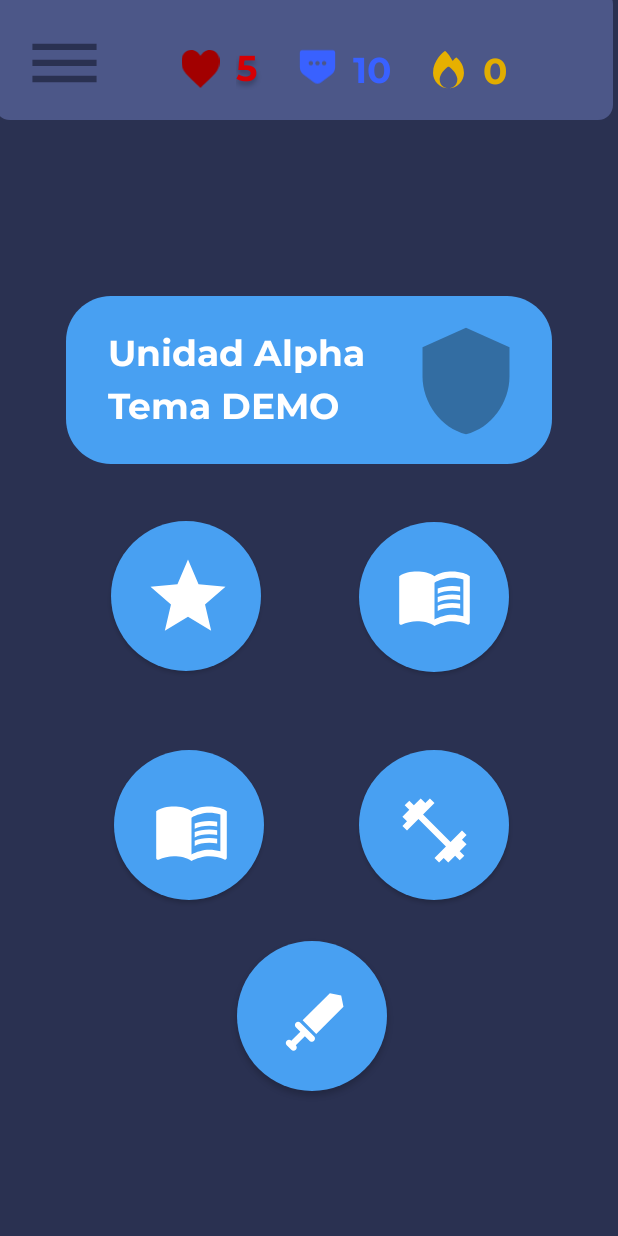
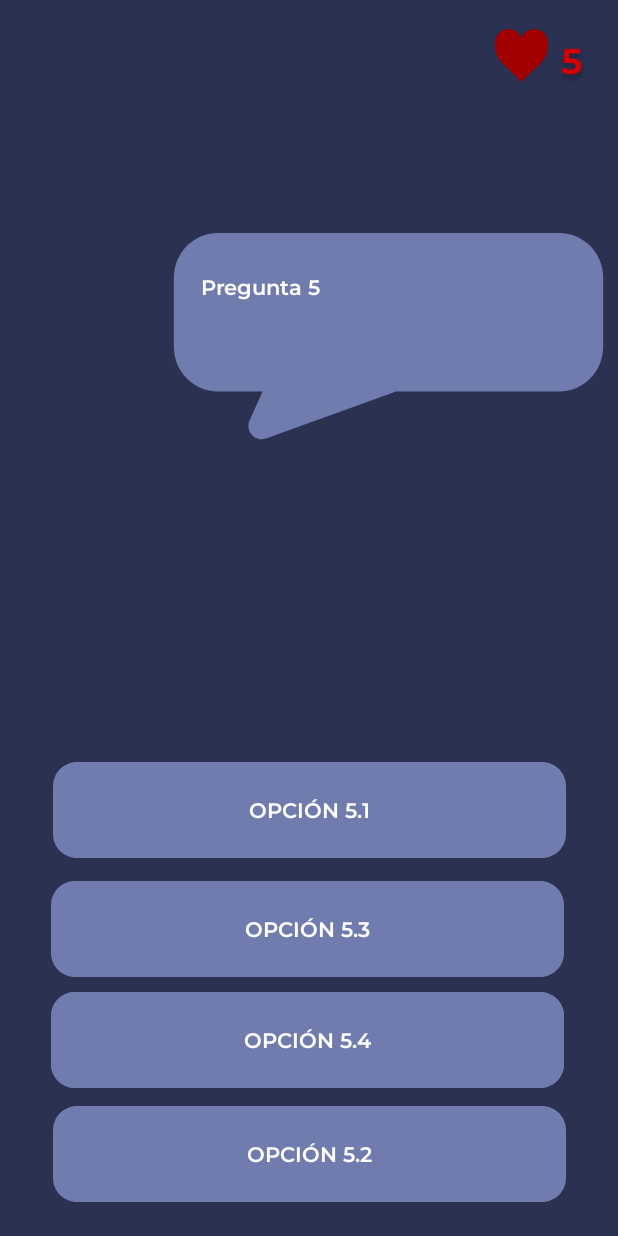
Before and after one commit to PepeDev26/NetKnights-Learning, an Android app built with Jetpack Compose: the screen it shows after launch (MainActivity before the commit, ActividadEstrella after it), after a tap on an icon or button, on a phone screen of 412 x 824 dp. Run offline under Robolectric (Android 15) with nearby library versions, the phone set to English and light mode, and no system bars.

Commit message:
Parte estrella ya funcional

```diff
--- a/app/build.gradle.kts
+++ b/app/build.gradle.kts
@@ -59,6 +59,10 @@ dependencies {
     implementation(libs.androidx.ui.graphics)
     implementation(libs.androidx.ui.tooling.preview)
     implementation(libs.androidx.material3)
+    implementation(libs.androidx.appcompat)
+    implementation(libs.material)
+    implementation(libs.androidx.activity)
+    implementation(libs.androidx.constraintlayout)
     testImplementation(libs.junit)
     androidTestImplementation(libs.androidx.junit)
     androidTestImplementation(libs.androidx.espresso.core)
--- a/app/src/main/java/com/pepedev26/netknightslearning/ActividadEstrella.kt
+++ b/app/src/main/java/com/pepedev26/netknightslearning/ActividadEstrella.kt
@@ -1,29 +1,68 @@
 package com.pepedev26.netknightslearning
 
-class ActividadEstrella {
-    val preguntas = listOf(
-        Pregunta("¿Cuál es la capital de Francia?", listOf("París", "Londres", "Madrid"), 0),
-        Pregunta("¿Cuál es el resultado de 2+2?", listOf("3", "4", "5"), 1),
-        Pregunta("¿Cuál es el océano más grande?", listOf("Atlántico", "Índico", "Pacífico"), 2)
-    )
-    var indicePregunta = 0
-    var vidas = 3
-    var puntos = 0
+import android.os.Bundle
+import android.widget.Button
+import android.widget.TextView
+import android.widget.Toast
+import androidx.activity.ComponentActivity
 
-    fun iniciarJuego() {
-        // Lógica del juego
+class ActividadEstrella : ComponentActivity() {
+
+    private val questionsAndOptions = listOf(
+        Pair("Pregunta 1", listOf("Opción 1.1", "Opción 1.2", "Opción 1.3", "Opción 1.4")),
+        Pair("Pregunta 2", listOf("Opción 2.1", "Opción 2.2", "Opción 2.3", "Opción 2.4")),
+        Pair("Pregunta 3", listOf("Opción 3.1", "Opción 3.2", "Opción 3.3", "Opción 3.4")),
+        Pair("Pregunta 4", listOf("Opción 4.1", "Opción 4.2", "Opción 4.3", "Opción 4.4")),
+        Pair("Pregunta 5", listOf("Opción 5.1", "Opción 5.2", "Opción 5.3", "Opción 5.4"))
+    ).shuffled()
+
+    private val correctAnswers = listOf(0, 1, 2, 3, 0) // Índices de las respuestas correctas
+
+    private var currentQuestionIndex = 0
+    private var currentOptions = listOf<Pair<String, Int>>()
+    private var lives = 3
+
+    override fun onCreate(savedInstanceState: Bundle?) {
+        super.onCreate(savedInstanceState)
+        setContentView(R.layout.actividad_estrella)
+
+        showQuestion()
+
+        findViewById<Button>(R.id.optionButton1).setOnClickListener { checkAnswer(0) }
+        findViewById<Button>(R.id.optionButton2).setOnClickListener { checkAnswer(1) }
+        findViewById<Button>(R.id.optionButton3).setOnClickListener { checkAnswer(2) }
+        findViewById<Button>(R.id.optionButton4).setOnClickListener { checkAnswer(3) }
     }
 
-    fun responder(respuestaUsuario: Int) {
-        val preguntaActual = preguntas[indicePregunta]
-        if (respuestaUsuario == preguntaActual.respuestaCorrecta) {
-            puntos += 10
-            indicePregunta++
-        } else {
-            vidas--
-        }
-        iniciarJuego()
+    private fun showQuestion() {
+        val (question, options) = questionsAndOptions[currentQuestionIndex]
+        findViewById<TextView>(R.id.questionTextView).text = question
+        currentOptions = options.mapIndexed { index, option -> option to index }.shuffled()
+        findViewById<Button>(R.id.optionButton1).text = currentOptions[0].first
+        findViewById<Button>(R.id.optionButton2).text = currentOptions[1].first
+        findViewById<Button>(R.id.optionButton3).text = currentOptions[2].first
+        findViewById<Button>(R.id.optionButton4).text = currentOptions[3].first
     }
 
-    data class Pregunta(val texto: String, val respuestas: List<String>, val respuestaCorrecta: Int)
+    private fun checkAnswer(selectedOptionIndex: Int) {
+        val correctOptionIndex = correctAnswers[currentQuestionIndex]
+        if (currentOptions[selectedOptionIndex].second == correctOptionIndex) {
+            Toast.makeText(this, "Correcto!", Toast.LENGTH_SHORT).show()
+        } else {
+            Toast.makeText(this, "Incorrecto!", Toast.LENGTH_SHORT).show()
+            lives--
+            updateLivesIndicator()
+        }
+
+        currentQuestionIndex++
+        if (currentQuestionIndex < questionsAndOptions.size) {
+            showQuestion()
+        } else {
+            Toast.makeText(this, "Has completado todas las preguntas!", Toast.LENGTH_LONG).show()
+        }
+    }
+
+    private fun updateLivesIndicator() {
+        findViewById<TextView>(R.id.indicadorVidas).text = lives.toString()
+    }
 }
--- a/app/src/main/java/com/pepedev26/netknightslearning/MainActivity.kt
+++ b/app/src/main/java/com/pepedev26/netknightslearning/MainActivity.kt
@@ -1,5 +1,6 @@
 package com.pepedev26.netknightslearning
 
+import android.content.Intent
 import android.os.Bundle
 import android.view.LayoutInflater
 import android.widget.Button
@@ -24,11 +25,9 @@ class MainActivity : ComponentActivity() {
                     AndroidView(
                         factory = { context ->
                             LayoutInflater.from(context).inflate(R.layout.menu_principal, null).apply {
-                                findViewById<Button>(R.id.button0).setOnClickListener {
-                                    Toast.makeText(context, "Botón 0 presionado", Toast.LENGTH_SHORT).show()
-                                }
                                 findViewById<Button>(R.id.button1).setOnClickListener {
-                                    Toast.makeText(context, "Botón 1 presionado", Toast.LENGTH_SHORT).show()
+                                    val intent = Intent(context, ActividadEstrella::class.java)
+                                    context.startActivity(intent)
                                 }
                                 findViewById<Button>(R.id.button2).setOnClickListener {
                                     Toast.makeText(context, "Botón 2 presionado", Toast.LENGTH_SHORT).show()
--- a/app/src/main/res/layout/actividad_estrella.xml
+++ b/app/src/main/res/layout/actividad_estrella.xml
@@ -21,21 +21,9 @@
         android:background="@drawable/boton_rectangular"
         android:elevation="4dp" />
 
-    <TextView
-        android:id="@+id/contrase_a3"
-        android:layout_width="275dp"
-        android:layout_height="37dp"
-        android:layout_alignParentLeft="true"
-        android:layout_alignParentTop="true"
-        android:layout_marginLeft="67dp"
-        android:layout_marginTop="681dp"
-        android:elevation="15dp"
-        android:gravity="center_horizontal|top"
-        android:text="@string/contrase_a1"
-        android:textAppearance="@style/contrase_a1" />
 
     <Button
-        android:id="@+id/rectangle_2"
+        android:id="@+id/optionButton3"
         android:layout_width="342dp"
         android:layout_height="64dp"
         android:layout_alignParentLeft="true"
@@ -43,23 +31,26 @@
         android:layout_marginLeft="34dp"
         android:layout_marginTop="661dp"
         android:background="@drawable/boton_rectangular"
-        android:elevation="4dp" />
+        android:elevation="4dp"
+        android:fontFamily="@font/montserrat_semibold"
+        android:textColor="#ffffff"/>
+    />
 
-    <TextView
-        android:id="@+id/contrase_a2"
-        android:layout_width="275dp"
-        android:layout_height="37dp"
+    <Button
+        android:id="@+id/optionButton4"
+        android:layout_width="342dp"
+        android:layout_height="64dp"
         android:layout_alignParentLeft="true"
         android:layout_alignParentTop="true"
-        android:layout_marginLeft="67dp"
-        android:layout_marginTop="681dp"
-        android:elevation="15dp"
-        android:gravity="center_horizontal|top"
-        android:text="@string/contrase_a1"
-        android:textAppearance="@style/contrase_a1" />
+        android:layout_marginLeft="35dp"
+        android:layout_marginTop="737dp"
+        android:background="@drawable/boton_rectangular"
+        android:elevation="4dp"
+        android:fontFamily="@font/montserrat_semibold"
+        android:textColor="#ffffff"/>
 
     <Button
-        android:id="@+id/rectangle_"
+        android:id="@+id/optionButton2"
         android:layout_width="342dp"
         android:layout_height="64dp"
         android:layout_alignParentLeft="true"
@@ -67,20 +58,9 @@
         android:layout_marginLeft="34dp"
         android:layout_marginTop="587dp"
         android:background="@drawable/boton_rectangular"
-        android:elevation="4dp" />
-
-    <TextView
-        android:id="@+id/contrase_a"
-        android:layout_width="275dp"
-        android:layout_height="37dp"
-        android:layout_alignParentLeft="true"
-        android:layout_alignParentTop="true"
-        android:layout_marginLeft="67dp"
-        android:layout_marginTop="607dp"
-        android:elevation="15dp"
-        android:gravity="center_horizontal|top"
-        android:text="@string/contrase_a1"
-        android:textAppearance="@style/contrase_a1" />
+        android:elevation="4dp"
+        android:fontFamily="@font/montserrat_semibold"
+        android:textColor="#ffffff"/>
 
     <View
     android:id="@+id/vector"
@@ -120,7 +100,7 @@
 
     <!-- Auto layout, variables, and unit scale are not yet supported -->
     <Button
-        android:id="@+id/rectangle_6"
+        android:id="@+id/optionButton1"
         android:layout_width="342dp"
         android:layout_height="64dp"
         android:layout_alignParentLeft="true"
@@ -128,22 +108,24 @@
         android:layout_marginLeft="35dp"
         android:layout_marginTop="508dp"
         android:background="@drawable/boton_rectangular"
-        android:elevation="4dp" />
+        android:elevation="4dp"
+        android:fontFamily="@font/montserrat_semibold"
+        android:textColor="#ffffff"/>
 
     <!-- Auto layout, variables, and unit scale are not yet supported -->
+
     <TextView
-        android:id="@+id/contrase_a1"
-        android:layout_width="275dp"
-        android:layout_height="37dp"
+        android:id="@+id/questionTextView"
+        android:layout_width="wrap_content"
+        android:layout_height="wrap_content"
         android:layout_alignParentLeft="true"
-        android:layout_marginLeft="68dp"
         android:layout_alignParentTop="true"
-        android:layout_marginTop="528dp"
-        android:text="@string/contrase_a1"
-        android:textAppearance="@style/contrase_a1"
-        android:gravity="center_horizontal|top"
+        android:layout_marginLeft="134dp"
+        android:layout_marginTop="181dp"
+        android:text="Texto Pregunta"
         android:elevation="15dp"
-        />
+        android:fontFamily="@font/montserrat_semibold"
+        android:textColor="#FFFFFF" />
 
 
 </RelativeLayout>
--- a/app/src/main/res/layout/menu_principal.xml
+++ b/app/src/main/res/layout/menu_principal.xml
@@ -39,7 +39,7 @@
         android:textAppearance="@style/puntoescudo" />
 
     <TextView
-        android:id="@+id/vidas4"
+        android:id="@+id/rachas"
         android:layout_width="38dp"
         android:layout_height="32dp"
         android:layout_alignParentLeft="true"
@@ -120,7 +120,7 @@
     <!-- Auto layout, variables, and unit scale are not yet supported -->
 
     <Button
-        android:id="@+id/button1"
+        android:id="@+id/button2"
         android:layout_width="100dp"
         android:layout_height="100dp"
         android:layout_alignParentLeft="true"
@@ -135,20 +135,19 @@
         android:shadowRadius="4" />
 
     <Button
-        android:id="@+id/button2"
+        android:id="@+id/button1"
         android:layout_width="100dp"
         android:layout_height="100dp"
         android:layout_alignParentLeft="true"
         android:layout_alignParentTop="true"
-        android:layout_marginLeft="76dp"
-        android:layout_marginTop="500dp"
+        android:layout_marginLeft="75dp"
+        android:layout_marginTop="352dp"
         android:background="@drawable/bola"
         android:elevation="4dp"
         android:shadowColor="#000000"
         android:shadowDx="0"
         android:shadowDy="30"
-        android:shadowRadius="4"
-    />
+        android:shadowRadius="4" />
 
     <Button
         android:id="@+id/button3"
@@ -171,14 +170,24 @@
         android:layout_height="100dp"
         android:layout_alignParentLeft="true"
         android:layout_alignParentTop="true"
-        android:layout_marginLeft="158dp"
-        android:layout_marginTop="627dp"
+        android:layout_marginLeft="78dp"
+        android:layout_marginTop="507dp"
         android:background="@drawable/bola"
         android:elevation="4dp"
         android:shadowColor="#000000"
         android:shadowDx="0"
         android:shadowDy="30"
         android:shadowRadius="4" />
+
+    <RelativeLayout
+        android:layout_width="51dp"
+        android:layout_height="51dp"
+        android:layout_alignParentLeft="true"
+        android:layout_alignParentTop="true"
+        android:layout_marginLeft="103dp"
+        android:layout_marginTop="535dp"
+        android:background="@drawable/espada"
+        android:elevation="15dp" />
 
     <TextView
         android:id="@+id/tema_demo"
@@ -214,34 +223,6 @@
     <!-- Auto layout, variables, and unit scale are not yet supported -->
 
     <RelativeLayout
-        android:id="@+id/star_fill"
-        android:layout_width="60dp"
-        android:layout_height="60dp"
-        android:layout_alignParentLeft="true"
-        android:layout_alignParentTop="true"
-        android:layout_marginLeft="95dp"
-        android:layout_marginTop="368dp"
-        android:background="@drawable/baseline_star_24"
-        android:elevation="15dp"
-
-        />
-
-    <Button
-        android:id="@+id/button0"
-        android:layout_width="100dp"
-        android:layout_height="100dp"
-        android:layout_alignParentLeft="true"
-        android:layout_alignParentTop="true"
-        android:layout_marginLeft="74dp"
-        android:layout_marginTop="347dp"
-        android:background="@drawable/bola"
-        android:elevation="4dp"
-        android:shadowColor="#000000"
-        android:shadowDx="0"
-        android:shadowDy="30"
-        android:shadowRadius="4" />
-
-    <RelativeLayout
         android:id="@+id/book_open_d"
         android:layout_width="51dp"
         android:layout_height="51dp"
@@ -260,10 +241,9 @@
         android:layout_alignParentLeft="true"
         android:layout_alignParentTop="true"
         android:layout_marginLeft="102dp"
-        android:layout_marginTop="528dp"
-        android:background="@drawable/libro"
-        android:elevation="15dp"
-        />
+        android:layout_marginTop="375dp"
+        android:background="@drawable/baseline_star_24"
+        android:elevation="15dp" />
 
     <RelativeLayout
         android:layout_width="51dp"
@@ -273,17 +253,6 @@
         android:layout_marginLeft="264dp"
         android:layout_marginTop="528dp"
         android:background="@drawable/pesas"
-        android:elevation="15dp"
-        />
-
-    <RelativeLayout
-        android:layout_width="51dp"
-        android:layout_height="51dp"
-        android:layout_alignParentLeft="true"
-        android:layout_alignParentTop="true"
-        android:layout_marginLeft="183dp"
-        android:layout_marginTop="655dp"
-        android:background="@drawable/espada"
         android:elevation="15dp"
         />
 
--- a/app/src/main/res/values/strings.xml
+++ b/app/src/main/res/values/strings.xml
@@ -9,4 +9,5 @@
     <string name="racha"> 0 </string>
     <!-- strings.xml -->
     <string name="contrase_a1">contrase\u00c3\u00b1a123</string>
+    <string name="title_activity_actividad_estrella">ActividadEstrella</string>
 </resources>
--- a/app/src/main/res/values/themes.xml
+++ b/app/src/main/res/values/themes.xml
@@ -1,4 +1,5 @@
 <?xml version="1.0" encoding="utf-8"?>
 <resources>
+
     <style name="Theme.NetKnightsLearning" parent="android:Theme.Material.Light.NoActionBar" />
 </resources>
```
Also changed, not shown: app/src/main/AndroidManifest.xml (+11 -3 lines), gradle/libs.versions.toml (+8 -0 lines).
